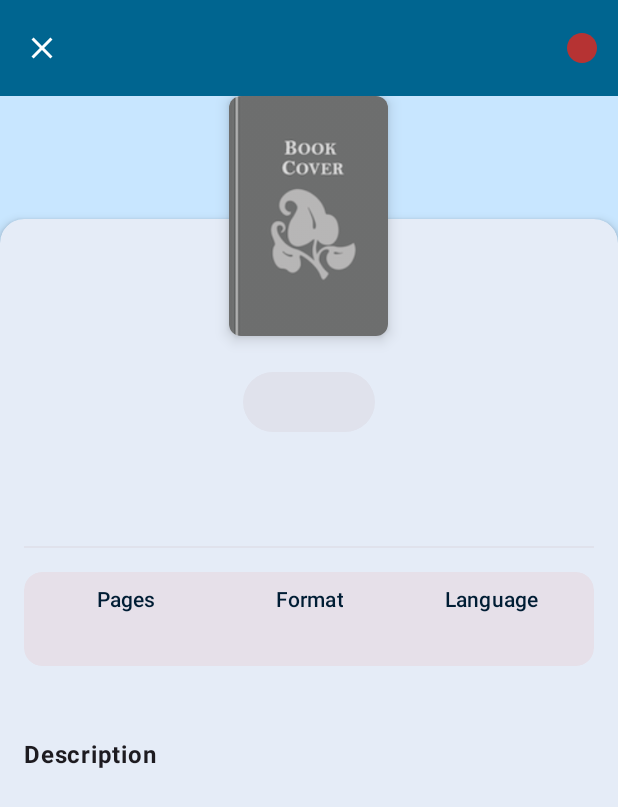
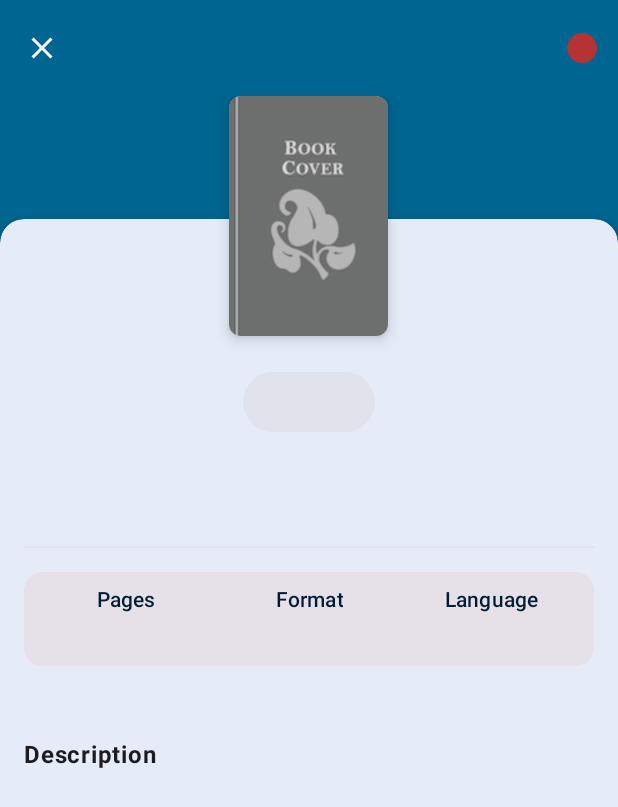
Before and after one commit to saifkhichi96/vread-android, an Android app: the BookDetailsActivity screen opened directly, with no data from a screen before it, on a phone screen of 412 x 824 dp. Shown: the top 807 px of the screen. Run offline under Robolectric (Android 15) with nearby library versions, the phone set to English and light mode, and no system bars; our stand-ins replace Dagger/Hilt's generated code, Firebase (no records; nobody signed in at launch, a user with empty details on screens opened directly); 1 statement that could not run was skipped.

Commit message:
Fixed dark/light theme colors in status bar and top appbar.

```diff
--- a/app/src/main/res/drawable-anydpi/ic_action_search.xml
+++ b/app/src/main/res/drawable-anydpi/ic_action_search.xml
@@ -2,10 +2,10 @@
     android:width="24dp"
     android:height="24dp"
     android:alpha="1.0"
-    android:tint="?attr/colorOnSecondaryContainer"
+    android:tint="?attr/colorOnTertiary"
     android:viewportWidth="24"
     android:viewportHeight="24">
     <path
-        android:fillColor="?attr/colorOnSecondaryContainer"
+        android:fillColor="?attr/colorOnTertiary"
         android:pathData="M15.5,14h-0.79l-0.28,-0.27C15.41,12.59 16,11.11 16,9.5 16,5.91 13.09,3 9.5,3S3,5.91 3,9.5 5.91,16 9.5,16c1.61,0 3.09,-0.59 4.23,-1.57l0.27,0.28v0.79l5,4.99L20.49,19l-4.99,-5zM9.5,14C7.01,14 5,11.99 5,9.5S7.01,5 9.5,5 14,7.01 14,9.5 11.99,14 9.5,14z" />
 </vector>
--- a/app/src/main/res/layout-land/activity_book_details.xml
+++ b/app/src/main/res/layout-land/activity_book_details.xml
@@ -4,8 +4,7 @@
     xmlns:tools="http://schemas.android.com/tools"
     android:layout_width="match_parent"
     android:layout_height="match_parent"
-    android:background="?attr/colorTertiaryContainer"
-    tools:context=".ui.activity.BookDetailsActivity">
+    android:background="?attr/colorTertiary">
 
     <com.google.android.material.appbar.AppBarLayout
         android:layout_width="wrap_content"
--- a/app/src/main/res/layout-land/activity_edit_book.xml
+++ b/app/src/main/res/layout-land/activity_edit_book.xml
@@ -1,11 +1,9 @@
 <?xml version="1.0" encoding="utf-8"?>
 <androidx.coordinatorlayout.widget.CoordinatorLayout xmlns:android="http://schemas.android.com/apk/res/android"
     xmlns:app="http://schemas.android.com/apk/res-auto"
-    xmlns:tools="http://schemas.android.com/tools"
     android:layout_width="match_parent"
     android:layout_height="match_parent"
-    android:background="?attr/colorTertiaryContainer"
-    tools:context=".ui.activity.EditBookActivity">
+    android:background="?attr/colorTertiary">
 
     <com.google.android.material.appbar.AppBarLayout
         android:layout_width="wrap_content"
--- a/app/src/main/res/layout/activity_book_details.xml
+++ b/app/src/main/res/layout/activity_book_details.xml
@@ -4,8 +4,7 @@
     xmlns:tools="http://schemas.android.com/tools"
     android:layout_width="match_parent"
     android:layout_height="match_parent"
-    android:background="?attr/colorTertiaryContainer"
-    tools:context=".ui.activity.BookDetailsActivity">
+    android:background="?attr/colorTertiary">
 
     <com.google.android.material.appbar.AppBarLayout
         android:layout_width="match_parent"
--- a/app/src/main/res/layout/activity_edit_book.xml
+++ b/app/src/main/res/layout/activity_edit_book.xml
@@ -1,11 +1,9 @@
 <?xml version="1.0" encoding="utf-8"?>
 <androidx.coordinatorlayout.widget.CoordinatorLayout xmlns:android="http://schemas.android.com/apk/res/android"
     xmlns:app="http://schemas.android.com/apk/res-auto"
-    xmlns:tools="http://schemas.android.com/tools"
     android:layout_width="match_parent"
     android:layout_height="match_parent"
-    android:background="?attr/colorTertiaryContainer"
-    tools:context=".ui.activity.EditBookActivity">
+    android:background="?attr/colorTertiary">
 
     <com.google.android.material.appbar.AppBarLayout
         android:layout_width="match_parent"
@@ -25,7 +23,7 @@
     <RelativeLayout
         android:layout_width="match_parent"
         android:layout_height="match_parent"
-        android:background="?attr/colorTertiaryContainer"
+        android:background="?attr/colorTertiary"
         app:layout_behavior="@string/appbar_scrolling_view_behavior">
 
         <!-- Book details -->
--- /dev/null
+++ b/app/src/main/res/values-night/styles.xml
@@ -0,0 +1,37 @@
+<?xml version="1.0" encoding="utf-8"?>
+<resources>
+
+    <style name="AppTheme" parent="Theme.Material3.DayNight.NoActionBar">
+        <item name="colorPrimary">@color/colorPrimary</item>
+        <item name="colorOnPrimary">@color/colorOnPrimary</item>
+        <item name="colorPrimaryContainer">@color/colorPrimaryContainer</item>
+        <item name="colorOnPrimaryContainer">@color/colorOnPrimaryContainer</item>
+        <item name="colorSecondary">@color/colorSecondary</item>
+        <item name="colorOnSecondary">@color/colorOnSecondary</item>
+        <item name="colorSecondaryContainer">@color/colorSecondaryContainer</item>
+        <item name="colorOnSecondaryContainer">@color/colorOnSecondaryContainer</item>
+        <item name="colorTertiary">@color/colorTertiary</item>
+        <item name="colorOnTertiary">@color/colorOnTertiary</item>
+        <item name="colorTertiaryContainer">@color/colorTertiaryContainer</item>
+        <item name="colorOnTertiaryContainer">@color/colorOnTertiaryContainer</item>
+        <item name="colorError">@color/colorError</item>
+        <item name="colorErrorContainer">@color/colorErrorContainer</item>
+        <item name="colorOnError">@color/colorOnError</item>
+        <item name="colorOnErrorContainer">@color/colorOnErrorContainer</item>
+        <item name="android:colorBackground">@color/colorBackground</item>
+        <item name="colorOnBackground">@color/colorOnBackground</item>
+        <item name="colorSurface">@color/colorSurface</item>
+        <item name="colorOnSurface">@color/colorOnSurface</item>
+        <item name="colorSurfaceVariant">@color/colorSurfaceVariant</item>
+        <item name="colorOnSurfaceVariant">@color/colorOnSurfaceVariant</item>
+        <item name="colorOutline">@color/colorOutline</item>
+        <item name="colorOnSurfaceInverse">@color/colorInverseOnSurface</item>
+        <item name="colorSurfaceInverse">@color/colorInverseSurface</item>
+        <item name="colorPrimaryInverse">@color/colorInversePrimary</item>
+        <item name="android:statusBarColor">?attr/colorTertiary</item>
+        <item name="android:navigationBarColor">?attr/colorTertiary</item>
+        <item name="android:windowLightStatusBar">true</item>
+        <item name="android:windowActivityTransitions">true</item>
+    </style>
+
+</resources>
```
Also changed, not shown: app/src/main/res/drawable-anydpi/ic_nav_notifications.xml (+8 -11 lines), app/src/main/res/layout/activity_home.xml (+3 -8 lines), app/src/main/res/drawable-hdpi/ic_nav_notifications.png (deleted), app/src/main/res/drawable-mdpi/ic_nav_notifications.png (deleted), app/src/main/res/drawable-xhdpi/ic_nav_notifications.png (deleted), app/src/main/res/drawable-xxhdpi/ic_nav_notifications.png (deleted).
